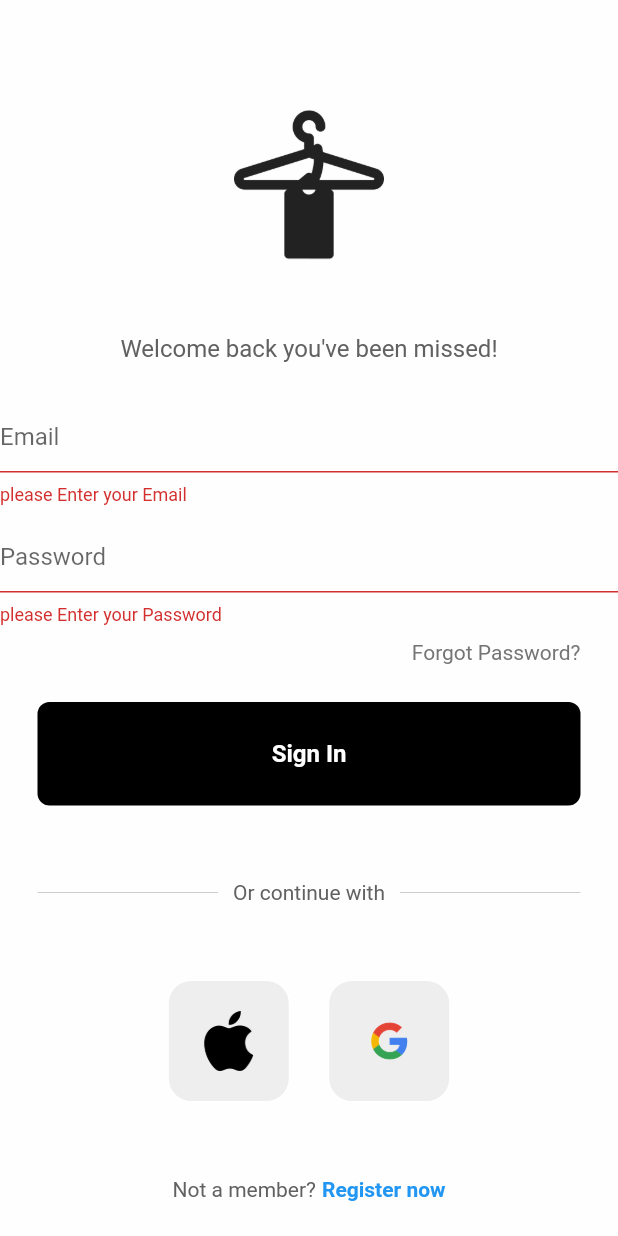
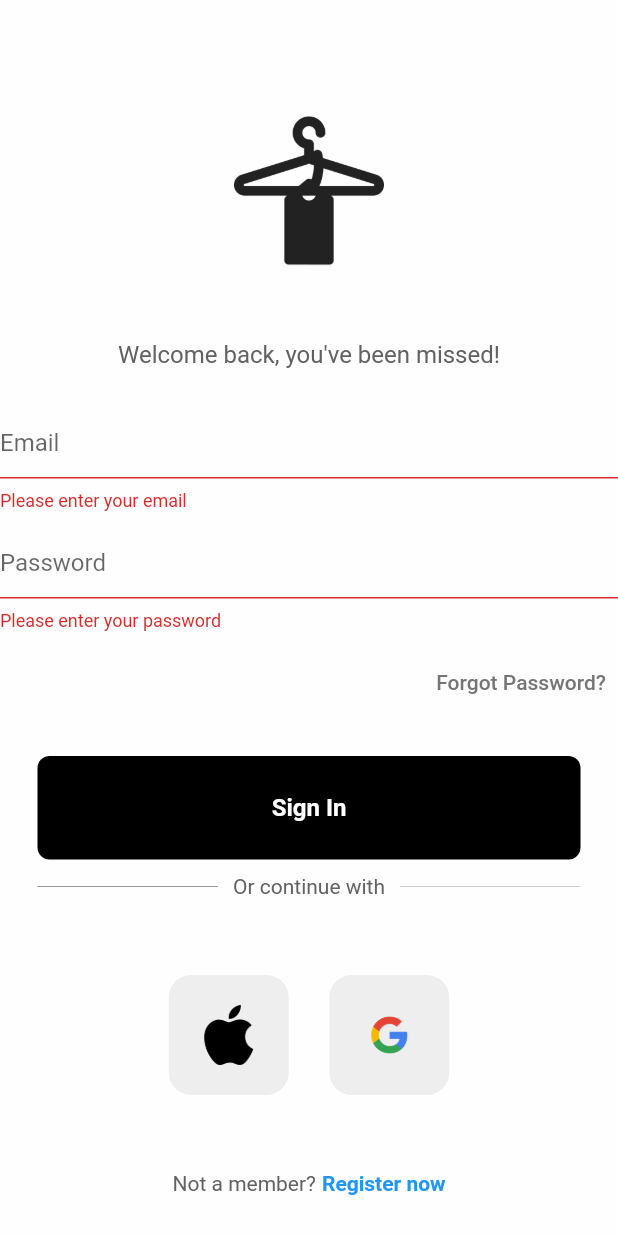
Before and after one commit to Ob1ida/ShareingApp, a Flutter app: the screen it shows after launch, after a tap on "Sign In", on a phone screen of 412 x 824 dp. Run offline on Flutter 3.47's test engine with Material 2 defaults, Android fonts, the phone set to English and light mode, and no system bars; our stand-ins replace firebase_auth, firebase_core, firebase_database, fluttertoast, image_cropper, image_picker; accounts and stored records are empty.

Commit message:
forgot password

```diff
--- a/lib/Screens/login_page.dart
+++ b/lib/Screens/login_page.dart
@@ -1,14 +1,11 @@
 import 'package:firebase_auth/firebase_auth.dart';
-import 'package:firebase_database/firebase_database.dart';
 import 'package:flutter/material.dart';
 import 'package:obida_app/Screens/sign_up.dart';
-import 'package:obida_app/components/my_button.dart';
-import 'package:obida_app/components/my_textfield.dart';
-import 'package:obida_app/components/square_tile.dart';
 
+import '../components/my_button.dart';
+import '../components/square_tile.dart';
+import 'home_page.dart';
 import '../models/Users.dart';
-import 'home_page.dart';
-
 
 class LoginPage extends StatefulWidget {
   @override
@@ -19,24 +16,15 @@ class _LoginPageState extends State<LoginPage> {
   late String email, password;
   final formKey = GlobalKey<FormState>();
   final auth = FirebaseAuth.instance;
-  // text editing controllers
   final emailController = TextEditingController();
   final passwordController = TextEditingController();
   var SignedIn = false;
   var UserID;
+  final FirebaseAuth _auth = FirebaseAuth.instance;
 
-  late DatabaseReference dbRef;
-
-  get firebaseAuth => null;
-
-  @override
-  void initState() {
-    super.initState();
-    dbRef = FirebaseDatabase.instance.ref().child('Users');
+  Future<void> resetPassword(String email) async {
+    await _auth.sendPasswordResetEmail(email: email);
   }
-
-// sign user in method
-  void signUserIn() {}
 
   @override
   Widget build(BuildContext context) {
@@ -50,90 +38,123 @@ class _LoginPageState extends State<LoginPage> {
               mainAxisAlignment: MainAxisAlignment.center,
               children: [
                 const SizedBox(height: 50),
-
-                // logo
                 const ImageIcon(
                   AssetImage('assets/images/saleicon.png'),
                   size: 100,
                 ),
                 const SizedBox(height: 50),
-
-                // welcome back, you've been missed!
                 Text(
-                  'Welcome back you\'ve been missed!',
+                  'Welcome back, you\'ve been missed!',
                   style: TextStyle(
                     color: Colors.grey[700],
                     fontSize: 16,
                   ),
                 ),
-
                 const SizedBox(height: 25),
-
-                // username textfield
                 TextFormField(
                   validator: (value) {
                     if (value!.isEmpty) {
-                      return "please Enter your Email";
+                      return "Please enter your email";
                     }
                     return null;
                   },
                   onSaved: (value) {
                     email = value!;
                   },
-
                   decoration: const InputDecoration(
                     hintText: 'Email',
                   ),
                   obscureText: false,
                 ),
-
                 const SizedBox(height: 10),
-
-                // password textfield
                 TextFormField(
                   validator: (value) {
                     if (value!.isEmpty) {
-                      return "please Enter your Password";
+                      return "Please enter your password";
                     }
                     return null;
                   },
                   onSaved: (value) {
                     password = value!;
                   },
-
                   decoration: const InputDecoration(
                     hintText: 'Password',
                   ),
                   obscureText: true,
                 ),
-
                 const SizedBox(height: 10),
-
-                // forgot password?
-                Padding(
-                  padding: const EdgeInsets.symmetric(horizontal: 25.0),
-                  child: Row(
-                    mainAxisAlignment: MainAxisAlignment.end,
-                    children: [
-                      Text(
+                Align(
+                  alignment: Alignment.centerRight,
+                  child: TextButton(
+                    onPressed: () {
+                      showDialog(
+                        context: context,
+                        builder: (BuildContext context) {
+                          return AlertDialog(
+                            title: const Text('Reset Password'),
+                            content: TextFormField(
+                              controller: emailController,
+                              decoration: const InputDecoration(
+                                hintText: 'Enter your email',
+                              ),
+                              keyboardType: TextInputType.emailAddress,
+                            ),
+                            actions: [
+                              ElevatedButton(
+                                onPressed: () {
+                                  String email = emailController.text.trim();
+                                  resetPassword(email);
+                                  Navigator.pop(context);
+                                  showDialog(
+                                    context: context,
+                                    builder: (BuildContext context) {
+                                      return AlertDialog(
+                                        title: const Text('Email Sent'),
+                                        content: const Text(
+                                            'A password reset link has been sent to your email address.'),
+                                        actions: [
+                                          ElevatedButton(
+                                            onPressed: () {
+                                              Navigator.pop(context);
+                                            },
+                                            child: const Text('OK'),
+                                            style: ElevatedButton.styleFrom(
+                                              backgroundColor: Colors
+                                                  .black, // Düğme rengi siyah
+                                            ),
+                                          ),
+                                        ],
+                                      );
+                                    },
+                                  );
+                                },
+                                child: const Text('Reset Password'),
+                                style: ElevatedButton.styleFrom(
+                                  backgroundColor:
+                                      Colors.black, // Düğme rengi siyah
+                                ),
+                              )
+                            ],
+                          );
+                        },
+                      );
+                    },
+                    child: Text(
                       'Forgot Password?',
                       style: TextStyle(color: Colors.grey[600]),
                     ),
-                    ],
                   ),
                 ),
-
                 const SizedBox(height: 25),
 
-                // sign in button
+                //Sign In Button
                 SignInButton(
-
                   onTap: () async {
                     if (formKey.currentState!.validate()) {
                       formKey.currentState!.save();
                       try {
-                        var userResult =
-                            await auth.signInWithEmailAndPassword(email: email, password: password);
+                        var userResult = await auth.signInWithEmailAndPassword(
+                            email: email, password: password);
                         UserID = userResult.user!.uid;
                         print(UserID);
                         SignedIn = true;
@@ -151,14 +172,10 @@ class _LoginPageState extends State<LoginPage> {
                         context,
                         MaterialPageRoute(builder: (_) => HomePage()),
                       );
-
                     }
                   },
                 ),
-
-                const SizedBox(height: 50),
-
-                // or continue with
+                const SizedBox(height: 10),
                 Padding(
                   padding: const EdgeInsets.symmetric(horizontal: 25.0),
                   child: Row(
@@ -166,7 +183,7 @@ class _LoginPageState extends State<LoginPage> {
                       Expanded(
                         child: Divider(
                           thickness: 0.5,
-                          color: Colors.grey[400],
+                          color: Colors.grey[600],
                         ),
                       ),
                       Padding(
@@ -185,26 +202,16 @@ class _LoginPageState extends State<LoginPage> {
                     ],
                   ),
                 ),
-
                 const SizedBox(height: 50),
-
-                // sale image buttons
-                const Row(
+                Row(
                   mainAxisAlignment: MainAxisAlignment.center,
                   children: [
-                    // google button
                     SquareTile(imagePath: 'assets/images/apple-logo.png'),
-
-                    SizedBox(width: 25),
-
-                    // apple button
-                    SquareTile(imagePath: 'assets/images/google.png')
+                    const SizedBox(width: 25),
+                    SquareTile(imagePath: 'assets/images/google.png'),
                   ],
                 ),
-
                 const SizedBox(height: 50),
-
-                // not a member? register now
                 InkWell(
                   onTap: () {
                     Navigator.push(
@@ -229,7 +236,7 @@ class _LoginPageState extends State<LoginPage> {
                       ),
                     ],
                   ),
-                )
+                ),
               ],
             ),
           ),
```
Lines whose indentation alone changed are shown as unchanged.
